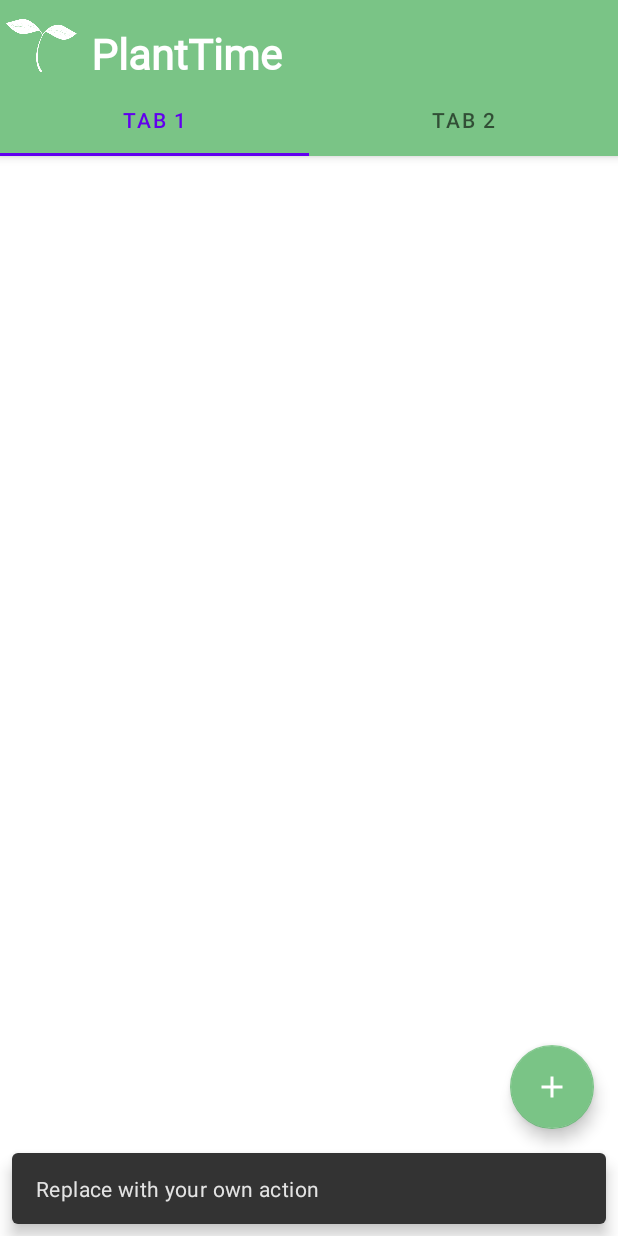
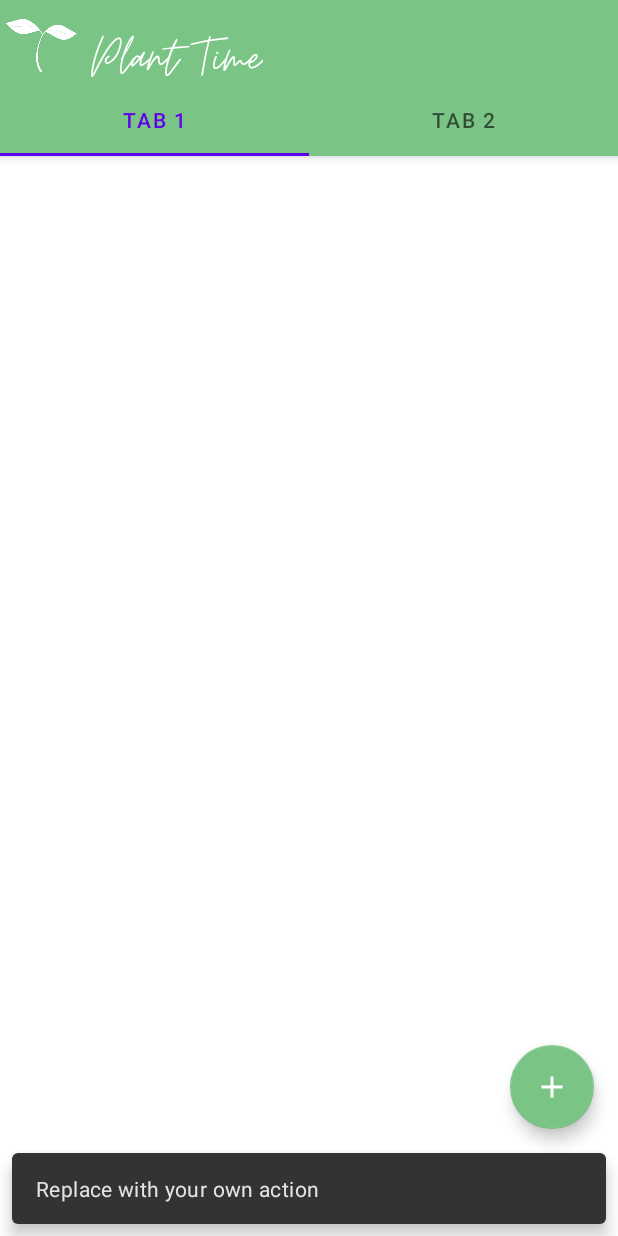
Before and after one commit to LuisBLopez/plant-time, an Android app: the screen it shows after launch (MainActivity), after a tap on an icon or button, on a phone screen of 412 x 824 dp. Run offline under Robolectric (Android 15) with nearby library versions, the phone set to English and light mode, and no system bars; 1 statement that could not run was skipped.

Commit message:
Change in font to the correct font.

```diff
--- a/app/src/main/res/font/font_family.xml
+++ b/app/src/main/res/font/font_family.xml
@@ -4,4 +4,8 @@
         android:fontStyle="normal"
         android:fontWeight="400"
         android:font="@font/moonlight_regular" />
+    <font
+        android:fontStyle="normal"
+        android:fontWeight="400"
+        android:font="@font/moontime_regular" />
 </font-family>
--- a/app/src/main/res/layout/activity_main.xml
+++ b/app/src/main/res/layout/activity_main.xml
@@ -25,15 +25,14 @@
                 android:id="@+id/title"
                 android:layout_width="wrap_content"
                 android:layout_height="wrap_content"
-                android:fontFamily="@font/moonlight_regular"
+                android:fontFamily="@font/moontime_regular"
                 android:gravity="center"
                 android:minHeight="?actionBarSize"
                 android:paddingLeft="5dp"
                 android:paddingTop="15dp"
-                android:text="@string/app_name"
+                android:text="Plant Time"
                 android:textAppearance="@style/TextAppearance.Widget.AppCompat.Toolbar.Title"
-                android:textSize="28sp"
-                android:textStyle="bold" />
+                android:textSize="40sp" />
         </LinearLayout>
 
         <com.google.android.material.tabs.TabLayout
```
Also changed, not shown: app/src/main/res/font/moontime_regular.ttf (added).
